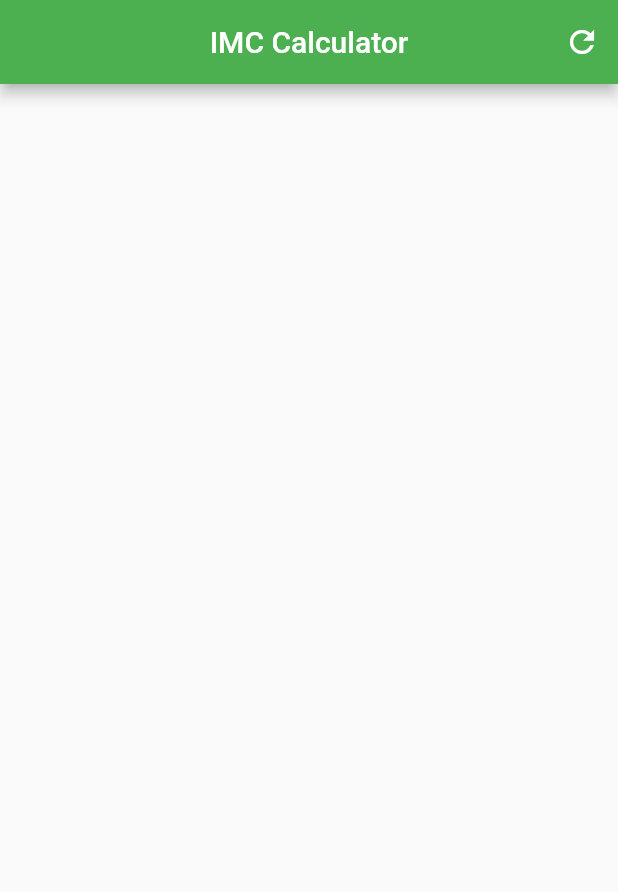
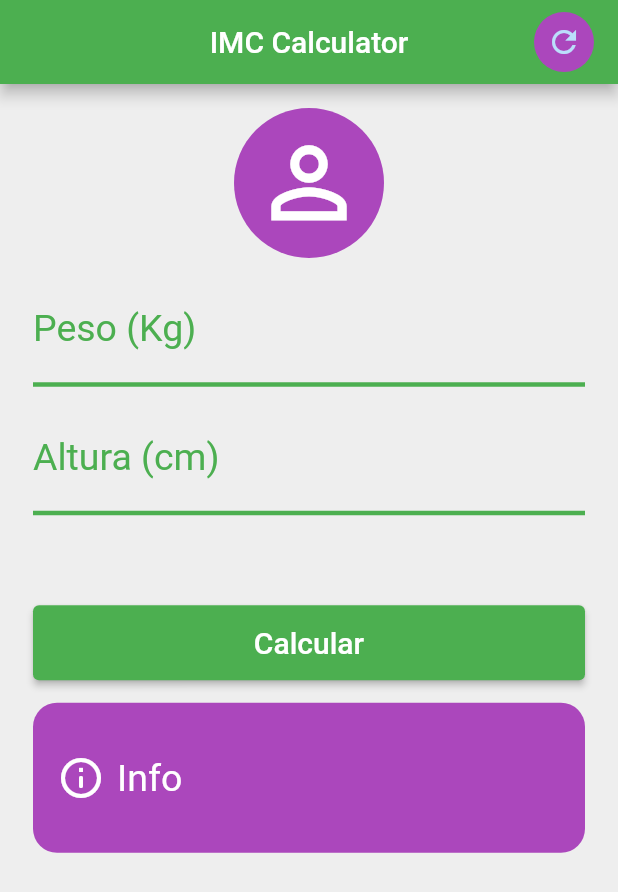
Before and after one commit to marcosmanto/imc_calc_flutter, a Flutter app: the screen it shows after launch, after a tap on the "refresh" icon, on a phone screen of 412 x 824 dp. Shown: the top 892 px of the screen. Run offline on Flutter 3.47's test engine with Material 2 defaults, Android fonts, the light colour scheme and no system bars.

Commit message:
Finished UI

```diff
--- a/lib/main.dart
+++ b/lib/main.dart
@@ -1,7 +1,13 @@
 import 'package:flutter/material.dart';
 
 void main() {
-  runApp(const MaterialApp(home: Home()));
+  runApp(MaterialApp(
+    theme: ThemeData(
+      colorScheme: ColorScheme.fromSwatch()
+          .copyWith(primary: Colors.green, secondary: Colors.purple[400]),
+    ),
+    home: Home(),
+  ));
 }
 
 class Home extends StatefulWidget {
@@ -14,14 +20,126 @@ class Home extends StatefulWidget {
 class _HomeState extends State<Home> {
   @override
   Widget build(BuildContext context) {
+    final primaryColor = Theme.of(context).colorScheme.primary;
     return Scaffold(
       appBar: AppBar(
         centerTitle: true,
-        backgroundColor: Colors.green,
         title: const Text('IMC Calculator'),
-        actions: [IconButton(onPressed: () {}, icon: Icon(Icons.refresh))],
+        actions: [
+          Container(
+            margin: EdgeInsets.only(right: 16),
+            child: CircleAvatar(
+              backgroundColor: Theme.of(context).colorScheme.secondary,
+              child: IconButton(onPressed: () {}, icon: Icon(Icons.refresh)),
+            ),
+          )
+        ],
       ),
-      body: Container(),
+      body: SingleChildScrollView(
+        padding: const EdgeInsets.symmetric(vertical: 16.0, horizontal: 22),
+        child: Column(
+          crossAxisAlignment: CrossAxisAlignment.stretch,
+          children: [
+            CircleAvatar(
+              radius: 50,
+              backgroundColor: Theme.of(context).colorScheme.secondary,
+              child: Icon(
+                Icons.person_outline,
+                size: 75,
+                color: Colors.white,
+              ),
+            ),
+            SizedBox(height: 10),
+            TextField(
+              keyboardType: TextInputType.number,
+              decoration: InputDecoration(
+                labelText: 'Peso (Kg)',
+                labelStyle: TextStyle(color: primaryColor),
+                enabledBorder: UnderlineInputBorder(
+                  borderSide: BorderSide(
+                    color: primaryColor,
+                    width: 3,
+                  ),
+                ),
+                focusedBorder: UnderlineInputBorder(
+                  borderSide: BorderSide(
+                    color: Theme.of(context).colorScheme.secondary,
+                    width: 6,
+                  ),
+                ),
+              ),
+              textAlign: TextAlign.center,
+              style: TextStyle(
+                fontSize: 25,
+              ),
+            ),
+            SizedBox(height: 10),
+            TextField(
+              keyboardType: TextInputType.number,
+              decoration: InputDecoration(
+                labelText: 'Altura (cm)',
+                labelStyle: TextStyle(color: primaryColor),
+                enabledBorder: UnderlineInputBorder(
+                  borderSide: BorderSide(
+                    color: primaryColor,
+                    width: 3,
+                  ),
+                ),
+                focusedBorder: UnderlineInputBorder(
+                  borderSide: BorderSide(
+                    color: Theme.of(context).colorScheme.secondary,
+                    width: 6,
+                  ),
+                ),
+              ),
+              textAlign: TextAlign.center,
+              style: TextStyle(
+                fontSize: 25,
+              ),
+            ),
+            Container(
+              height: 50,
+              margin: EdgeInsets.only(top: 60, bottom: 15),
+              child: ElevatedButton(
+                  /*style: ElevatedButton.styleFrom(
+                    backgroundColor: Theme.of(context).colorScheme.secondary,
+                  ),*/
+                  onPressed: () {},
+                  child: Text(
+                    'Calcular',
+                    style: TextStyle(
+                      fontSize: 20,
+                    ),
+                  )),
+            ),
+            Container(
+              constraints: BoxConstraints(minHeight: 100),
+              padding: EdgeInsets.all(16),
+              decoration: BoxDecoration(
+                  color: Theme.of(context).colorScheme.secondary,
+                  borderRadius: BorderRadius.all(Radius.circular(16))),
+              child: Row(
+                children: [
+                  Icon(Icons.info_outline_rounded,
+                      color: Colors.white, size: 32),
+                  SizedBox(width: 8),
+                  Expanded(
+                    child: Text(
+                      'Info',
+                      textAlign: TextAlign.left,
+                      style: TextStyle(
+                        fontSize: 25,
+                        color: Colors.white,
+                      ),
+                    ),
+                  ),
+                ],
+              ),
+            )
+          ],
+        ),
+      ),
+      backgroundColor: Colors.grey[200],
     );
   }
 }
```
